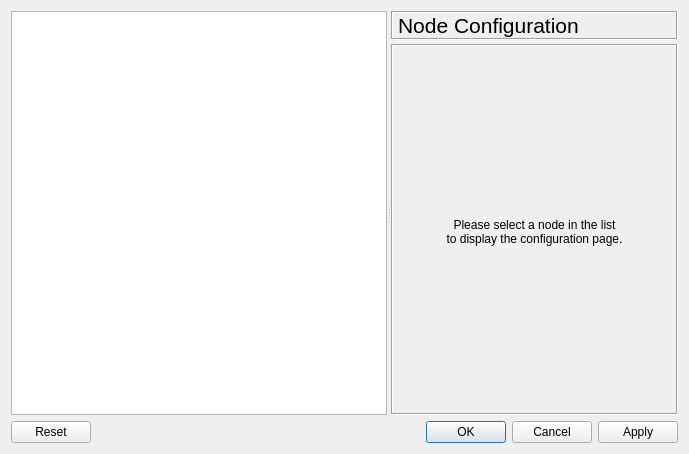
The window that gns3/ui/node_properties_dialog.ui (GNS3/gns3-gui) describes before a commit, drawn with Qt 5.
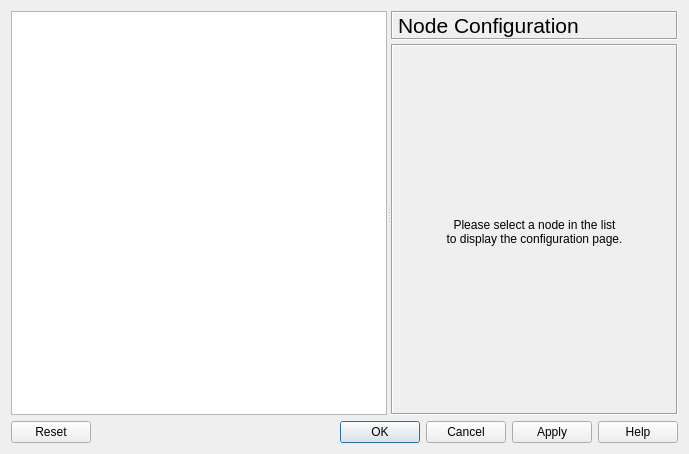
The same window after the commit.

Commit message: Improve inline help. Fixes #1999. Add a warning about wifi interfaces in the cloud. Fixes #1902.

```diff
--- a/gns3/ui/node_properties_dialog.ui
+++ b/gns3/ui/node_properties_dialog.ui
@@ -155,7 +155,7 @@
       <enum>Qt::Horizontal</enum>
      </property>
      <property name="standardButtons">
-      <set>QDialogButtonBox::Apply|QDialogButtonBox::Cancel|QDialogButtonBox::Ok|QDialogButtonBox::Reset</set>
+      <set>QDialogButtonBox::Apply|QDialogButtonBox::Cancel|QDialogButtonBox::Help|QDialogButtonBox::Ok|QDialogButtonBox::Reset</set>
      </property>
     </widget>
    </item>
```
The commit also changes 18 other files.
